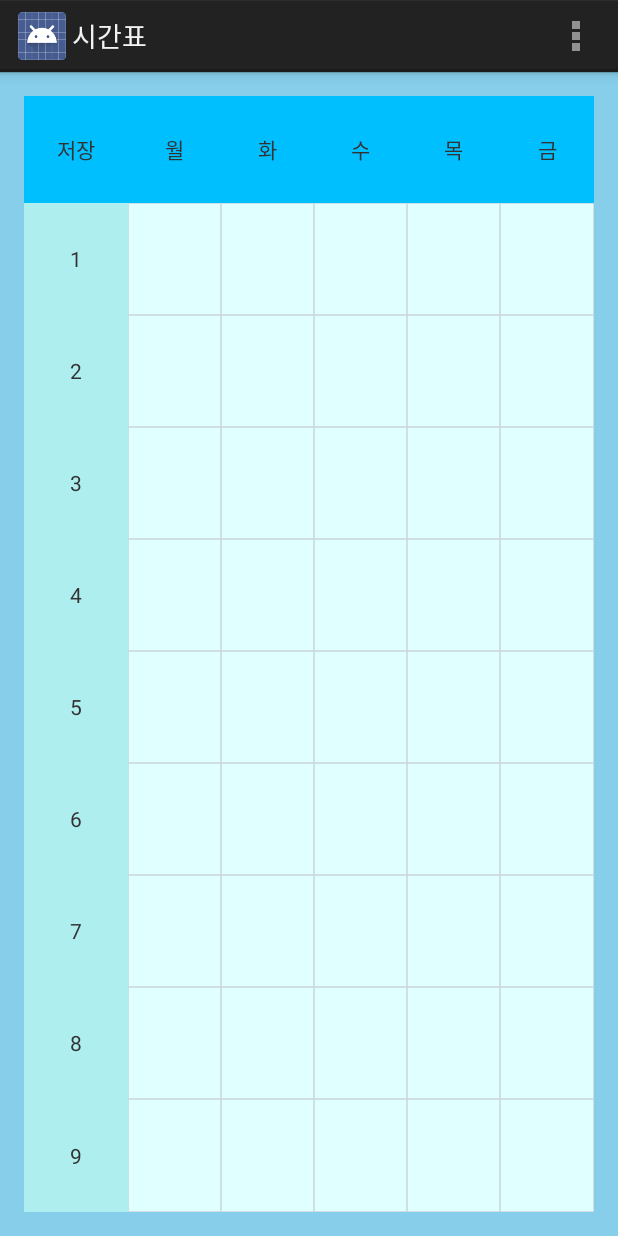
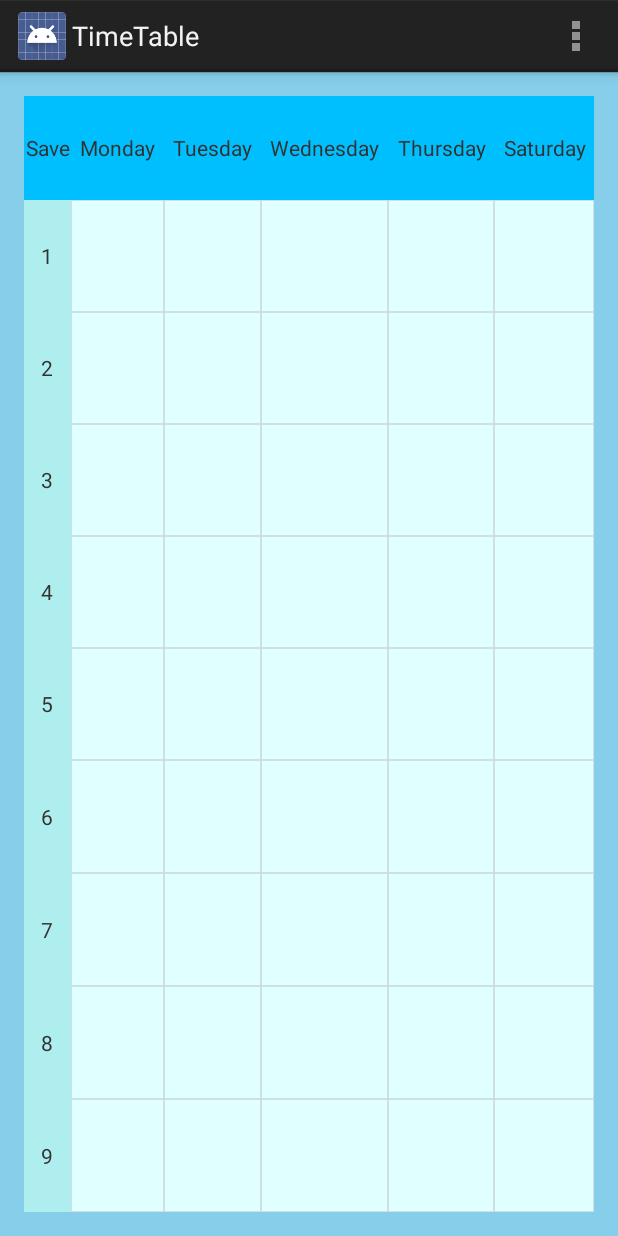
Before and after one commit to bungabear/timetable, an Android app: the editmode screen opened directly, with no data from a screen before it, on a phone screen of 412 x 824 dp. Run offline under Robolectric (Android 15) with nearby library versions, the phone set to English and light mode, and no system bars.

Commit message:
values 리소스를 나눠서 한국어, 영어 구분

```diff
--- a/app/src/main/java/com/example/sche/MainActivity.java
+++ b/app/src/main/java/com/example/sche/MainActivity.java
@@ -102,7 +102,7 @@ public class MainActivity extends Activity {
 	@Override
 	public boolean onCreateOptionsMenu(Menu menu) {
 		// Inflate the menu; this adds items to the action bar if it is present.
-		menu.add(0,1,0,"시간표 수정모드");
+		menu.add(0,1,0, R.string.EditMode);
 		return true;
 	}
 
--- a/app/src/main/java/com/example/sche/editmode.java
+++ b/app/src/main/java/com/example/sche/editmode.java
@@ -103,7 +103,7 @@ public class editmode extends Activity {
 	@Override
 	public boolean onCreateOptionsMenu(Menu menu) {
 		// Inflate the menu; this adds items to the action bar if it is present.
-		menu.add(0,1,0,"시간표 보기모드");
+		menu.add(0,1,0, R.string.ViewMode);
 		return true;
 	}
 
--- a/app/src/main/res/layout/editmode.xml
+++ b/app/src/main/res/layout/editmode.xml
@@ -33,7 +33,7 @@
                 android:maxWidth="20dp"
                 android:onClick="clicksave"
                 android:padding="0dp"
-                android:text="저장" />
+                android:text="@string/Save" />
 
             <TextView
                 android:id="@+id/week2"
@@ -42,7 +42,7 @@
                 android:layout_weight="1"
                 android:background="@drawable/topline"
                 android:gravity="center"
-                android:text="월" />
+                android:text="@string/Monday" />
 
             <TextView
                 android:id="@+id/week3"
@@ -51,7 +51,7 @@
                 android:layout_weight="1"
                 android:background="@drawable/topline"
                 android:gravity="center"
-                android:text="화" />
+                android:text="@string/Tuesday" />
 
             <TextView
                 android:id="@+id/week4"
@@ -60,7 +60,7 @@
                 android:layout_weight="1"
                 android:background="@drawable/topline"
                 android:gravity="center"
-                android:text="수" />
+                android:text="@string/Wednesday" />
 
             <TextView
                 android:id="@+id/week5"
@@ -69,7 +69,7 @@
                 android:layout_weight="1"
                 android:background="@drawable/topline"
                 android:gravity="center"
-                android:text="목" />
+                android:text="@string/Thursday" />
 
             <TextView
                 android:id="@+id/week6"
@@ -78,7 +78,7 @@
                 android:layout_weight="1"
                 android:background="@drawable/topline"
                 android:gravity="center"
-                android:text="금" />
+                android:text="@string/Saturday" />
         </TableRow>
 
         <TableRow
--- a/app/src/main/res/values/strings.xml
+++ b/app/src/main/res/values/strings.xml
@@ -1,9 +1,19 @@
 <?xml version="1.0" encoding="utf-8"?>
 <resources>
 
-    <string name="app_name">시간표</string>
+    <string name="app_name">TimeTable</string>
     <string name="action_settings">Setting</string>
     <string name="hello_world">Hello world!</string>
     <string name="T1"></string>
+    <string name="Sunday">Sunday</string>
+    <string name="Monday">Monday</string>
+    <string name="Tuesday">Tuesday</string>
+    <string name="Wednesday">Wednesday</string>
+    <string name="Thursday">Thursday</string>
+    <string name="Friday">Friday</string>
+    <string name="Saturday">Saturday</string>
+    <string name="Save">Save</string>
+    <string name="EditMode">EditMode</string>
+    <string name="ViewMode">ViewMode</string>
 
 </resources>
```
Also changed, not shown: app/src/main/res/layout/activity_main.xml (+5 -5 lines), 1 other file.
